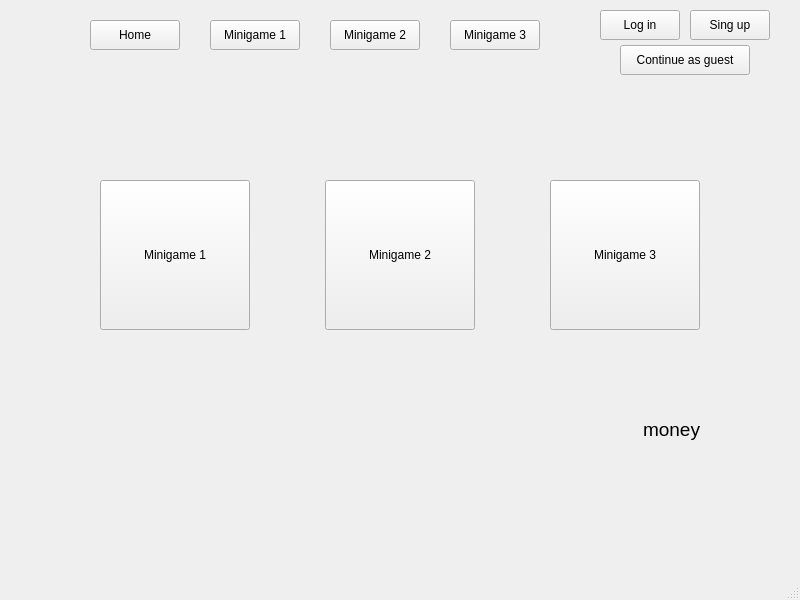
MateuszWiewiora/Casino-Qt, file mainwindow.ui: the form before one commit.
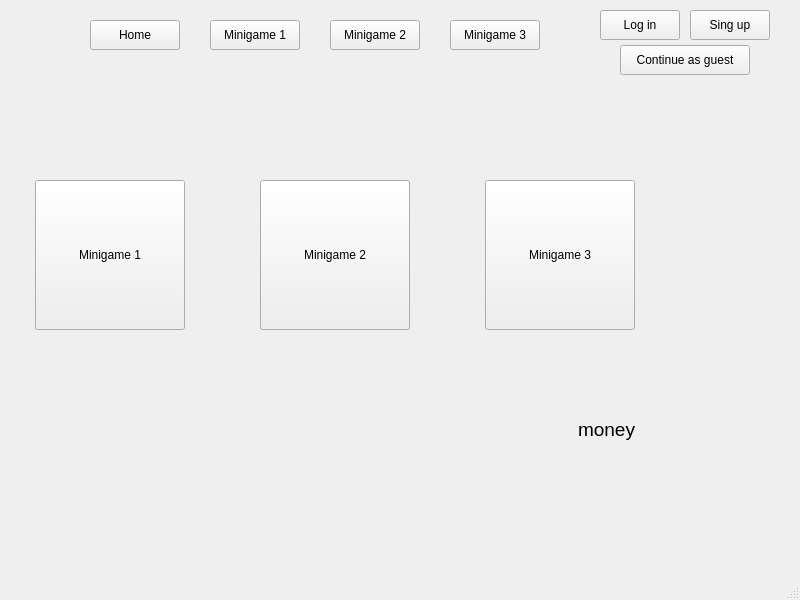
The form after the commit.

Commit message: Added login and register window and function buttons

What changed in the file:
```diff
--- a/mainwindow.ui
+++ b/mainwindow.ui
@@ -95,7 +95,7 @@
    <widget class="QStackedWidget" name="stackedWidget">
     <property name="geometry">
      <rect>
-      <x>25</x>
+      <x>-40</x>
       <y>100</y>
       <width>750</width>
       <height>450</height>
```
The commit also changes 6 other files.
